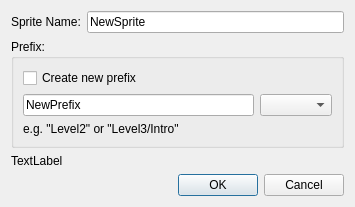
Qt form DesignerTool/src/Dialogs/DlgNewItem.ui (GameOverture/HarmonyEngine) before a commit.
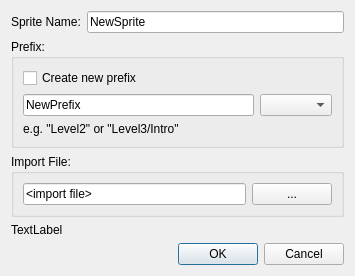
The same form after that commit.

Commit message: DlgNewItem can now require a file to import

Patch:
```diff
--- a/DesignerTool/src/Dialogs/DlgNewItem.ui
+++ b/DesignerTool/src/Dialogs/DlgNewItem.ui
@@ -7,12 +7,21 @@
     <x>0</x>
     <y>0</y>
     <width>355</width>
-    <height>191</height>
+    <height>253</height>
    </rect>
   </property>
+  <property name="sizePolicy">
+   <sizepolicy hsizetype="Fixed" vsizetype="Minimum">
+    <horstretch>0</horstretch>
+    <verstretch>0</verstretch>
+   </sizepolicy>
+  </property>
   <property name="windowTitle">
    <string>Dialog</string>
   </property>
+  <property name="sizeGripEnabled">
+   <bool>false</bool>
+  </property>
   <layout class="QVBoxLayout" name="verticalLayout_3">
    <item>
     <layout class="QHBoxLayout" name="horizontalLayout">
@@ -75,6 +84,44 @@
      </layout>
     </widget>
    </item>
+   <item>
+    <widget class="QGroupBox" name="grpImport">
+     <property name="title">
+      <string>Import File:</string>
+     </property>
+     <layout class="QHBoxLayout" name="horizontalLayout_3">
+      <item>
+       <widget class="QLineEdit" name="txtImport">
+        <property name="text">
+         <string>&lt;import file&gt;</string>
+        </property>
+        <property name="readOnly">
+         <bool>false</bool>
+        </property>
+       </widget>
+      </item>
+      <item>
+       <widget class="QPushButton" name="btnImportBrowse">
+        <property name="sizePolicy">
+         <sizepolicy hsizetype="Fixed" vsizetype="Fixed">
+          <horstretch>0</horstretch>
+          <verstretch>0</verstretch>
+         </sizepolicy>
+        </property>
+        <property name="maximumSize">
+         <size>
+          <width>100</width>
+          <height>16777215</height>
+         </size>
+        </property>
+        <property name="text">
+         <string>...</string>
+        </property>
+       </widget>
+      </item>
+     </layout>
+    </widget>
+   </item>
    <item>
     <widget class="QLabel" name="lblError">
      <property name="text">
```
Left out of the diff: 2 changed lines with no effect on the pictures. The commit also changes 28 other files.
